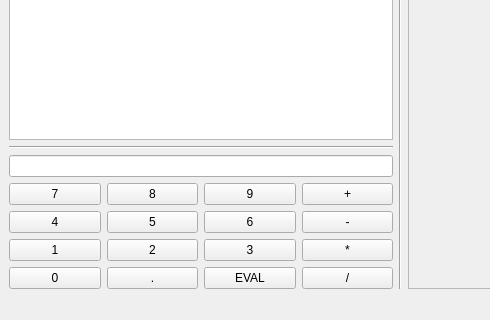
Old version of the form src/interface/MainWindow.ui in the repository StephaneBranly/LO21-RPN-Calculator; both pictures show x 0 to 490 and y 280 to 600 of the 800 by 600 pixel window.
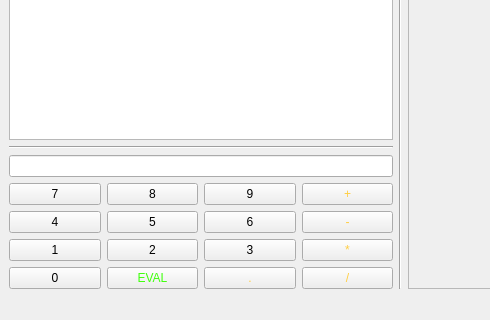
New version of the form.

What changed in the file:
```diff
--- a/src/interface/MainWindow.ui
+++ b/src/interface/MainWindow.ui
@@ -105,9 +105,12 @@
                  </widget>
                 </item>
                 <item>
-                 <widget class="QPushButton" name="pushButton">
+                 <widget class="QPushButton" name="pushButton_7">
+                  <property name="styleSheet">
+                   <string notr="true">color: rgb(64, 255, 13);</string>
+                  </property>
                   <property name="text">
-                   <string>.</string>
+                   <string>EVAL</string>
                   </property>
                  </widget>
                 </item>
@@ -137,9 +140,12 @@
                  </widget>
                 </item>
                 <item>
-                 <widget class="QPushButton" name="pushButton_7">
+                 <widget class="QPushButton" name="pushButton">
+                  <property name="styleSheet">
+                   <string notr="true">color: rgb(255, 206, 67);</string>
+                  </property>
                   <property name="text">
-                   <string>EVAL</string>
+                   <string>.</string>
                   </property>
                  </widget>
                 </item>
@@ -152,6 +158,9 @@
                   <property name="autoFillBackground">
                    <bool>false</bool>
                   </property>
+                  <property name="styleSheet">
+                   <string notr="true">color: rgb(255, 206, 67);</string>
+                  </property>
                   <property name="text">
                    <string>+</string>
                   </property>
@@ -159,6 +168,9 @@
                 </item>
                 <item>
                  <widget class="QPushButton" name="pushButton_4">
+                  <property name="styleSheet">
+                   <string notr="true">color: rgb(255, 206, 67);</string>
+                  </property>
                   <property name="text">
                    <string>-</string>
                   </property>
@@ -166,6 +178,9 @@
                 </item>
                 <item>
                  <widget class="QPushButton" name="pushButton_3">
+                  <property name="styleSheet">
+                   <string notr="true">color: rgb(255, 206, 67);</string>
+                  </property>
                   <property name="text">
                    <string>*</string>
                   </property>
@@ -173,6 +188,9 @@
                 </item>
                 <item>
                  <widget class="QPushButton" name="pushButton_2">
+                  <property name="styleSheet">
+                   <string notr="true">color: rgb(255, 206, 67);</string>
+                  </property>
                   <property name="text">
                    <string>/</string>
                   </property>
```
